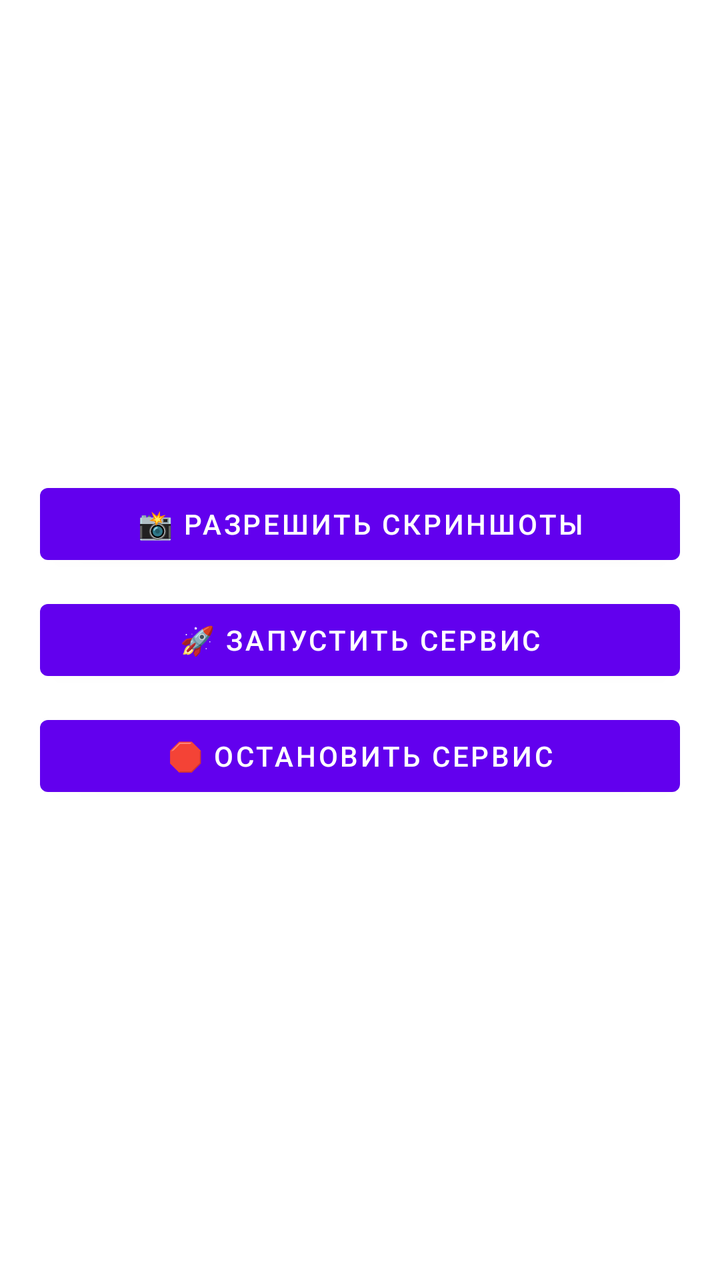
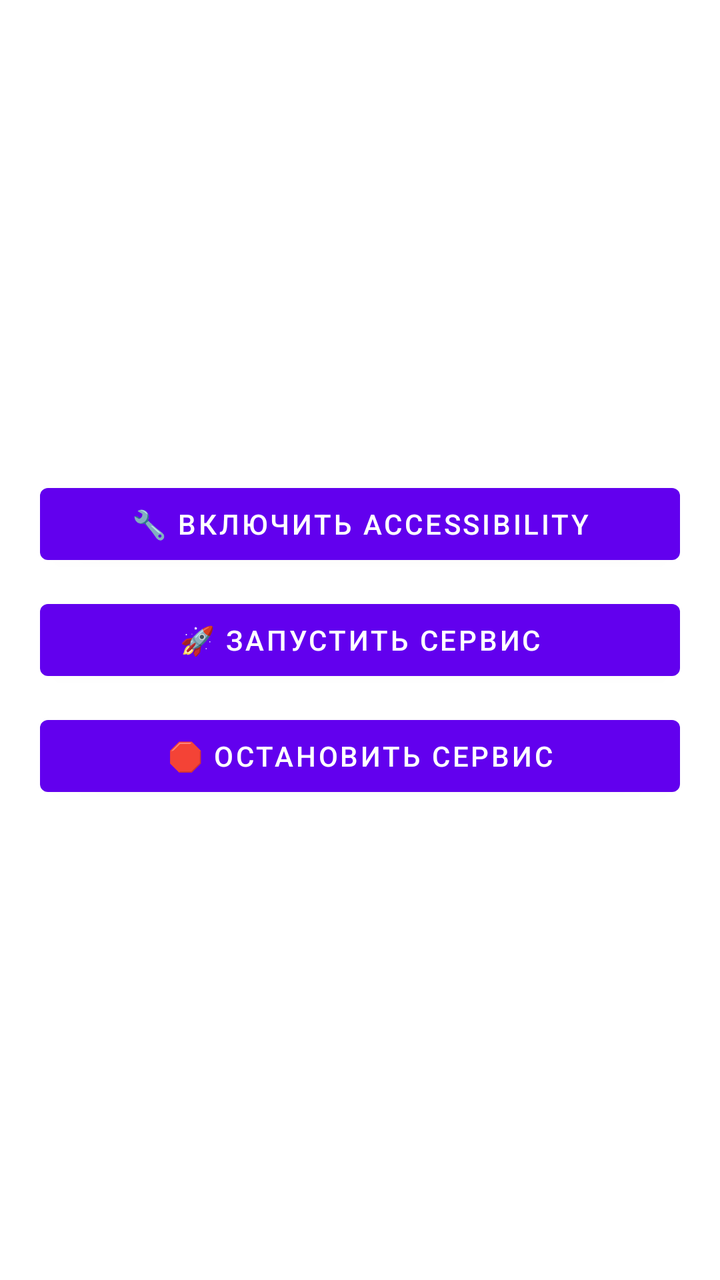

Two renders of the same Android screen: before a commit and after it. Below are the layout's source before the change and the commit's diff.
<!-- AndroidManifest.xml: fallback theme Theme.MaterialComponents.DayNight.NoActionBar -->
<!-- res/layout/activity_main.xml -->
<?xml version="1.0" encoding="utf-8"?>
<LinearLayout xmlns:android="http://schemas.android.com/apk/res/android"
    android:layout_width="match_parent"
    android:layout_height="match_parent"
    android:orientation="vertical"
    android:padding="20dp"
    android:gravity="center">

    <Button
        android:id="@+id/btnScreenshot"
        android:layout_width="match_parent"
        android:layout_height="wrap_content"
        android:text="📸 Разрешить скриншоты" />

    <Button
        android:id="@+id/btnStart"
        android:layout_width="match_parent"
        android:layout_height="wrap_content"
        android:text="🚀 Запустить сервис"
        android:layout_marginTop="10dp" />

    <Button
        android:id="@+id/btnStop"
        android:layout_width="match_parent"
        android:layout_height="wrap_content"
        android:text="🛑 Остановить сервис"
        android:layout_marginTop="10dp" />
</LinearLayout>
<!-- resources referenced by this layout -->
<resources>

</resources>

<!-- the commit's change to res/layout/activity_main.xml (unified diff, before → after) -->
@@ -7,10 +7,10 @@
     android:gravity="center">
 
     <Button
-        android:id="@+id/btnScreenshot"
+        android:id="@+id/btnAccessibility"
         android:layout_width="match_parent"
         android:layout_height="wrap_content"
-        android:text="📸 Разрешить скриншоты" />
+        android:text="🔧 Включить Accessibility" />
 
     <Button
         android:id="@+id/btnStart"
